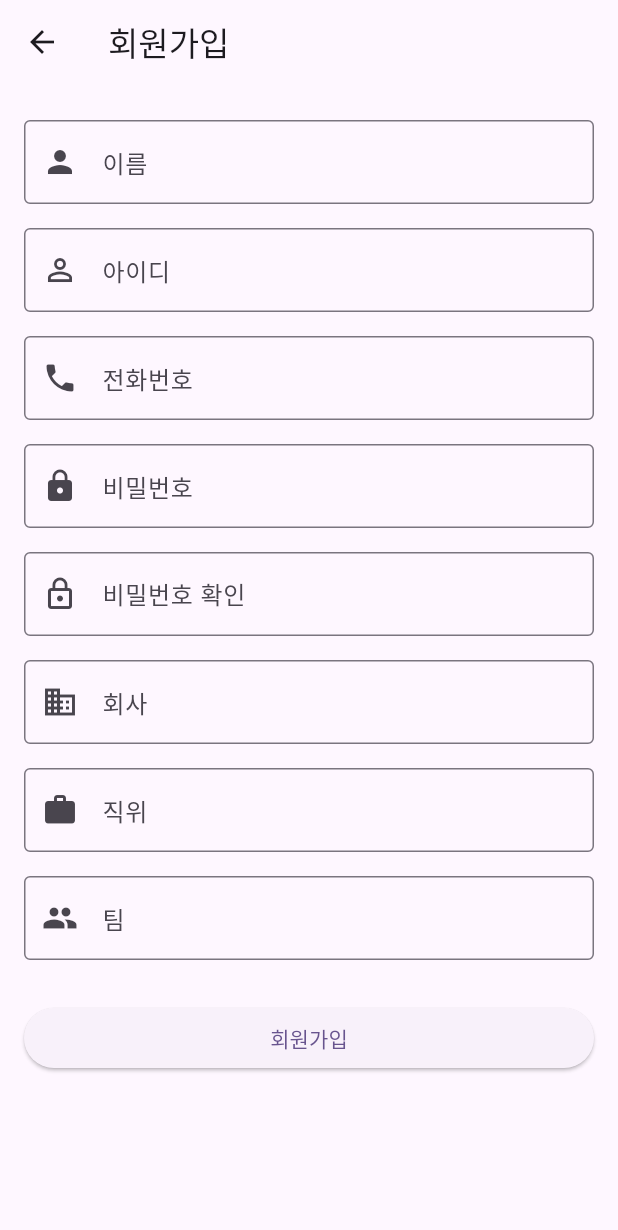
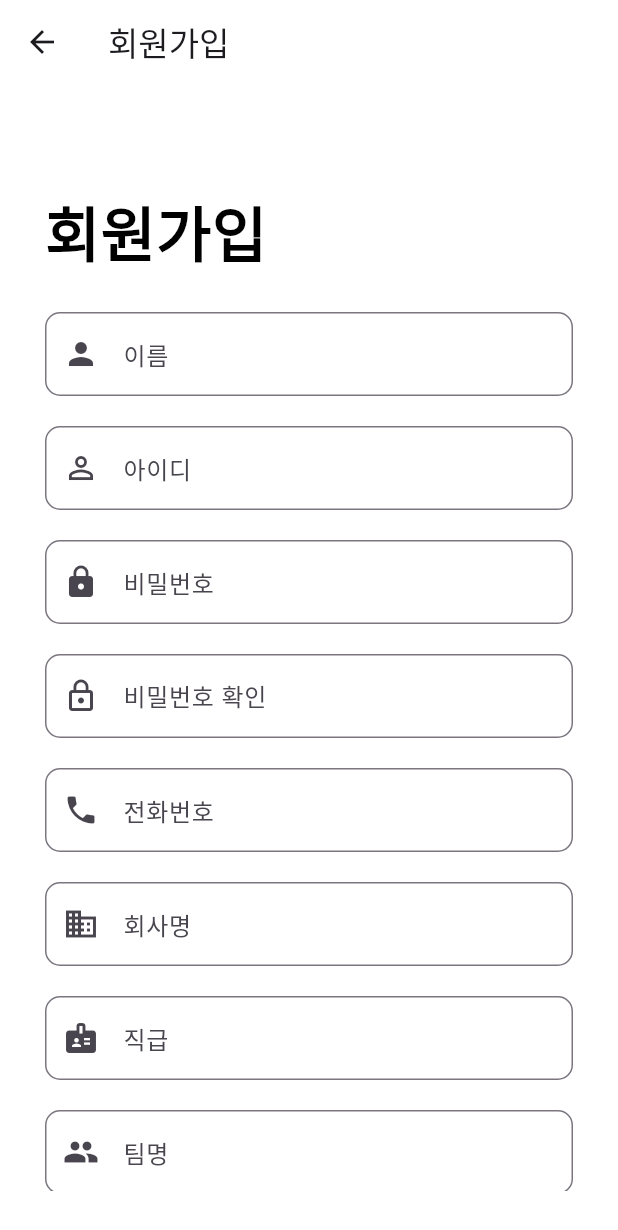
Before and after one commit to hshy1839/attedance_app, a Flutter app: the screen it shows after launch, after a tap on "회원가입", on a phone screen of 412 x 824 dp. Shown: the top 1230 px of the screen. Run offline on Flutter 3.47's test engine with Material 3 defaults, Android fonts, the phone set to English and light mode, and no system bars; our stand-ins replace shared_preferences; network calls fail.

Commit message:
로그인 및 회원가입 처리

```diff
--- a/lib/login_activity/login.dart
+++ b/lib/login_activity/login.dart
@@ -1,6 +1,5 @@
 import 'package:flutter/material.dart';
 import '../controllers/login/login_controller.dart';
-import '../main_screen.dart';
 
 class LoginScreen extends StatefulWidget {
   @override
@@ -10,142 +9,89 @@ class LoginScreen extends StatefulWidget {
 class _LoginScreenState extends State<LoginScreen> {
   final _usernameController = TextEditingController();
   final _passwordController = TextEditingController();
-  final LoginController _loginController = LoginController(baseUrl: 'http://192.168.25.26:8864');
 
-  Future<void> _handleLogin() async {
-    final username = _usernameController.text;
-    final password = _passwordController.text;
-
-    try {
-      final response = await _loginController.login(username, password);
-      print('Server Response: $response');  // 서버 응답 출력
-
-      if (response['loginSuccess'] == true) {
-        await _loginController.saveLoginData(response['token']);
-        _showDialog('로그인에 성공했습니다. 환영합니다!', MainScreen());
-      } else {
-        _showErrorDialog(response['message'] ?? 'Error: 500');
-      }
-    } catch (e) {
-      print('Login error: $e');
-      _showErrorDialog('로그인 실패. 아이디와 비밀번호를 확인해 주세요.');
-    }
-
-  }
-
-
-  void _showDialog(String message, Widget nextPage) {
-    showDialog(
-      context: context,
-      builder: (context) => AlertDialog(
-        title: Text(
-          '로그인',
-          style: TextStyle(fontSize: 20, fontWeight: FontWeight.bold),
-        ),
-        content: Text(message),
-        shape: RoundedRectangleBorder(
-          borderRadius: BorderRadius.circular(10),
-        ),
-        actions: [
-          TextButton(
-            child: Text('확인', style: TextStyle(color: Colors.blueAccent)),
-            onPressed: () {
-              Navigator.pushReplacement(
-                context,
-                MaterialPageRoute(builder: (context) => nextPage),
-              );
-            },
-          ),
-        ],
-      ),
-    );
-  }
-
-  void _showErrorDialog(String message) {
-    showDialog(
-      context: context,
-      builder: (context) => AlertDialog(
-        title: Text(
-          '로그인 실패',
-          style: TextStyle(fontSize: 20, fontWeight: FontWeight.bold),
-        ),
-        content: Text(message),
-        shape: RoundedRectangleBorder(
-          borderRadius: BorderRadius.circular(10),
-        ),
-        actions: [
-          TextButton(
-            child: Text('확인', style: TextStyle(color: Colors.blueAccent)),
-            onPressed: () {
-              Navigator.of(context).pop();
-            },
-          ),
-        ],
-      ),
-    );
-  }
-
-  Widget _buildTextField(String label, TextEditingController controller, {bool obscureText = false}) {
-    return TextField(
-      controller: controller,
-      obscureText: obscureText,
-      decoration: InputDecoration(
-        labelText: label,
-        labelStyle: TextStyle(color: Colors.grey),
-        border: OutlineInputBorder(),
-        focusedBorder: OutlineInputBorder(
-          borderSide: BorderSide(color: Colors.grey, width: 2),
-        ),
-      ),
-    );
-  }
-
-  Widget _buildButton(String label, Color color, VoidCallback onPressed) {
-    return ElevatedButton(
-      onPressed: onPressed,
-      style: ElevatedButton.styleFrom(
-        backgroundColor: color,
-        minimumSize: Size(double.infinity, 56),
-        shape: RoundedRectangleBorder(borderRadius: BorderRadius.zero),
-      ),
-      child: Text(
-        label,
-        style: TextStyle(color: Colors.white, fontWeight: FontWeight.w900, fontSize: 15),
-      ),
-    );
+  @override
+  void dispose() {
+    _usernameController.dispose();
+    _passwordController.dispose();
+    super.dispose();
   }
 
   @override
   Widget build(BuildContext context) {
+    final loginController = LoginController(context);
+
     return Scaffold(
       backgroundColor: Colors.white,
       body: SingleChildScrollView(
         child: Padding(
           padding: const EdgeInsets.all(16.0),
           child: Column(
-            mainAxisAlignment: MainAxisAlignment.start,
             crossAxisAlignment: CrossAxisAlignment.start,
             children: [
               SizedBox(height: 150),
               Column(
                 crossAxisAlignment: CrossAxisAlignment.start,
                 children: [
-                  Text('LOGO', style: TextStyle(color: Color(0xFF6b4eff), fontSize: 30, fontWeight: FontWeight.bold)),
+                  Image.asset('assets/images/app_logo.png', height: 50),
                   SizedBox(height: 30),
-                  Text('복잡했던 출근 ,', style: TextStyle(color: Colors.black, fontSize: 30, fontWeight: FontWeight.bold)),
-                  Text('터치 한번으로 끝', style: TextStyle(color: Colors.black, fontSize: 30, fontWeight: FontWeight.bold)),
+                  Text(
+                    '함께하는 모든 순간 ,',
+                    style: TextStyle(color: Colors.black, fontSize: 30, fontWeight: FontWeight.bold),
+                  ),
+                  Text(
+                    '손 끝에서 시작되는 약속',
+                    style: TextStyle(color: Colors.black, fontSize: 30, fontWeight: FontWeight.bold),
+                  ),
                 ],
               ),
               SizedBox(height: 100),
-              _buildTextField('아이디', _usernameController),
+              TextField(
+                controller: _usernameController,
+                decoration: InputDecoration(
+                  labelText: '아이디',
+                  border: OutlineInputBorder(),
+                  focusedBorder: OutlineInputBorder(
+                    borderSide: BorderSide(color: Colors.grey, width: 2),
+                  ),
+                ),
+              ),
               SizedBox(height: 20),
-              _buildTextField('비밀번호', _passwordController, obscureText: true),
+              TextField(
+                controller: _passwordController,
+                obscureText: true,
+                decoration: InputDecoration(
+                  labelText: '비밀번호',
+                  border: OutlineInputBorder(),
+                  focusedBorder: OutlineInputBorder(
+                    borderSide: BorderSide(color: Colors.grey, width: 2),
+                  ),
+                ),
+              ),
               SizedBox(height: 20),
-              _buildButton('로그인', Color(0xFF6b4eff), _handleLogin),
+              ElevatedButton(
+                onPressed: () {
+                  final username = _usernameController.text;
+                  final password = _passwordController.text;
+                  loginController.login(username, password);
+                },
+                style: ElevatedButton.styleFrom(
+                  backgroundColor: Color(0xFF25c387),
+                  minimumSize: Size(double.infinity, 56),
+                ),
+                child: Text('로그인', style: TextStyle(color: Colors.white, fontWeight: FontWeight.w900)),
+              ),
               SizedBox(height: 10),
-              _buildButton('회원가입', Colors.grey, () {
-                Navigator.pushNamed(context, '/signup');
-              }),
+              ElevatedButton(
+                onPressed: () {
+                  Navigator.pushNamed(context, '/signup');
+                },
+                style: ElevatedButton.styleFrom(
+                  backgroundColor: Colors.blueAccent,
+                  minimumSize: Size(double.infinity, 56),
+                ),
+                child: Text('회원가입', style: TextStyle(color: Colors.white, fontWeight: FontWeight.w900)),
+              ),
             ],
           ),
         ),
--- a/lib/login_activity/signup.dart
+++ b/lib/login_activity/signup.dart
@@ -1,117 +1,82 @@
 import 'package:flutter/material.dart';
+import 'package:provider/provider.dart';
 import '../controllers/login/signup_controller.dart';
-import 'login.dart';
 
-class SignupScreen extends StatefulWidget {
-  @override
-  _SignupScreenState createState() => _SignupScreenState();
-}
-
-class _SignupScreenState extends State<SignupScreen> {
-  final SignupController _controller = SignupController();
-
-  @override
-  void dispose() {
-    _controller.dispose();
-    super.dispose();
-  }
-
-  void _showMessage(String message, {bool isError = false}) {
-    final color = isError ? Colors.red : Colors.green;
-    ScaffoldMessenger.of(context).showSnackBar(
-      SnackBar(
-        content: Text(message),
-        backgroundColor: color,
-      ),
-    );
-  }
-
-  Future<void> _handleSignup() async {
-    final errorMessage = await _controller.submitData(context);
-    if (errorMessage == null) {
-      _showMessage('회원가입 성공!');
-      Navigator.pushReplacement(
-        context,
-        MaterialPageRoute(builder: (context) => LoginScreen()),
-      );
-    } else {
-      _showMessage(errorMessage, isError: true);
-      setState(() {}); // 화면 갱신
-    }
-  }
-
+class SignupScreen extends StatelessWidget {
   @override
   Widget build(BuildContext context) {
-    return Scaffold(
+    return ChangeNotifierProvider(
+      create: (_) => SignupController(),
+      child: Scaffold(
+        backgroundColor: Colors.white,
         appBar: AppBar(
           title: Text('회원가입'),
+          backgroundColor: Colors.white,
         ),
-      body: Padding(
-        padding: const EdgeInsets.all(16.0),
+        body: Consumer<SignupController>(
+          builder: (context, controller, child) {
+            return Padding(
+              padding: const EdgeInsets.all(30.0),
               child: Form(
-          key: _controller.formKey,
-          child: ListView(
+                child: SingleChildScrollView(
+                  child: Column(
+                    crossAxisAlignment: CrossAxisAlignment.stretch,
                     children: [
-              _buildTextField(
-                  _controller.nameController, '이름', Icons.person),
-              _buildTextField(
-                  _controller.usernameController, '아이디', Icons.person_outline),
-              _buildTextField(
-                _controller.phoneNumberController,
-                '전화번호',
-                Icons.phone,
-                keyboardType: TextInputType.phone,
-              ),
-              _buildTextField(
-                _controller.passwordController,
-                '비밀번호',
-                Icons.lock,
-                obscureText: true,
-              ),
-              _buildTextField(
-                _controller.confirmPasswordController,
-                '비밀번호 확인',
-                Icons.lock_outline,
-                obscureText: true,
-              ),
-              _buildTextField(_controller.companyController, '회사', Icons.business),
-              _buildTextField(_controller.positionController, '직위', Icons.work),
-              _buildTextField(_controller.teamController, '팀', Icons.group),
-              if (_controller.errorMessage != null)
+                      SizedBox(height: 40),
+                      Text('회원가입', style: TextStyle(color: Colors.black, fontSize: 40, fontWeight: FontWeight.bold)),
+                      SizedBox(height: 15),
+                      _buildTextField(controller.nameController, '이름', Icons.person),
+                      _buildTextField(controller.usernameController, '아이디', Icons.person_outline),
+                      _buildTextField(controller.passwordController, '비밀번호', Icons.lock, obscureText: true),
+                      _buildTextField(controller.confirmPasswordController, '비밀번호 확인', Icons.lock_outline, obscureText: true),
+                      _buildTextField(controller.phoneNumberController, '전화번호', Icons.phone, keyboardType: TextInputType.phone),
+                      _buildTextField(controller.companyController, '회사명', Icons.business),
+                      _buildTextField(controller.positionController, '직급', Icons.badge),
+                      _buildTextField(controller.teamController, '팀명', Icons.group),
+                      if (controller.errorMessage != null)
                         Padding(
                           padding: const EdgeInsets.symmetric(vertical: 10.0),
                           child: Text(
-                    _controller.errorMessage!,
+                            controller.errorMessage!,
                             style: TextStyle(color: Colors.red),
                           ),
                         ),
                       SizedBox(height: 20),
                       ElevatedButton(
-                onPressed: _handleSignup,
-                child: Text('회원가입'),
+                        onPressed: () => controller.submitData(context),
+                        child: Text('회원가입', style: TextStyle(color: Colors.white, fontSize: 15, fontWeight: FontWeight.bold)),
+                        style: ElevatedButton.styleFrom(
+                          backgroundColor: Color(0xFF25c387),
+                          padding: EdgeInsets.symmetric(vertical: 25),
+                        ),
                       ),
                     ],
                   ),
                 ),
               ),
             );
+          },
+        ),
+      ),
+    );
   }
 
-  Widget _buildTextField(
-      TextEditingController controller,
-      String label,
-      IconData icon, {
-        bool obscureText = false,
-        TextInputType keyboardType = TextInputType.text,
-      }) {
+  Widget _buildTextField(TextEditingController controller, String label, IconData icon,
+      {bool obscureText = false, TextInputType keyboardType = TextInputType.text}) {
     return Padding(
-      padding: const EdgeInsets.symmetric(vertical: 8.0),
+      padding: const EdgeInsets.symmetric(vertical: 10.0),
       child: TextFormField(
         controller: controller,
         decoration: InputDecoration(
           labelText: label,
           prefixIcon: Icon(icon),
-          border: OutlineInputBorder(),
+          border: OutlineInputBorder(
+            borderRadius: BorderRadius.circular(10),
+          ),
+          focusedBorder: OutlineInputBorder(
+            borderSide: BorderSide(color: Colors.grey, width: 2),
+          ),
+          floatingLabelStyle: TextStyle(color: Colors.grey),
         ),
         obscureText: obscureText,
         keyboardType: keyboardType,
--- a/pubspec.yaml
+++ b/pubspec.yaml
@@ -36,7 +36,6 @@ dependencies:
   connectivity_plus: ^6.1.0
   network_info_plus: ^6.1.1
   provider: ^6.1.2
-
   # The following adds the Cupertino Icons font to your application.
   # Use with the CupertinoIcons class for iOS style icons.
   cupertino_icons: ^1.0.8
```
Also changed, not shown: lib/controllers/login/login_controller.dart (+62 -11 lines), lib/controllers/login/signup_controller.dart (+56 -46 lines), lib/controllers/main_screen_controller.dart (+0 -50 lines), lib/controllers/status_controller.dart (added, +118 -0 lines), lib/main_screen.dart (+8 -69 lines). Lines whose indentation alone changed are shown as unchanged.
